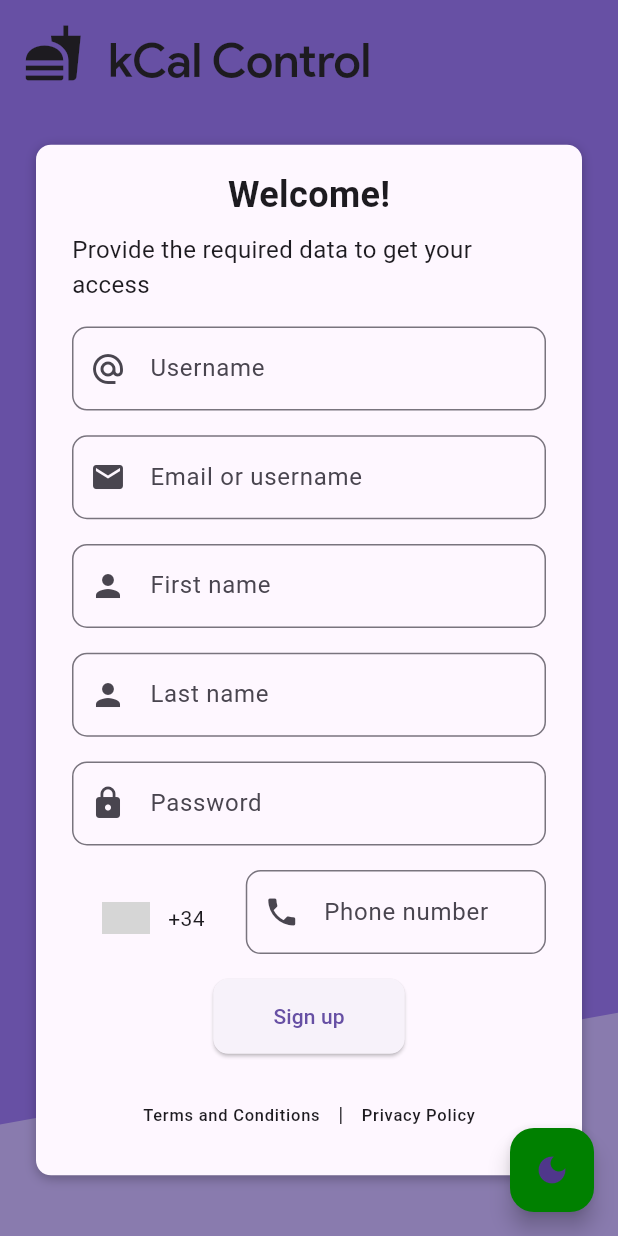
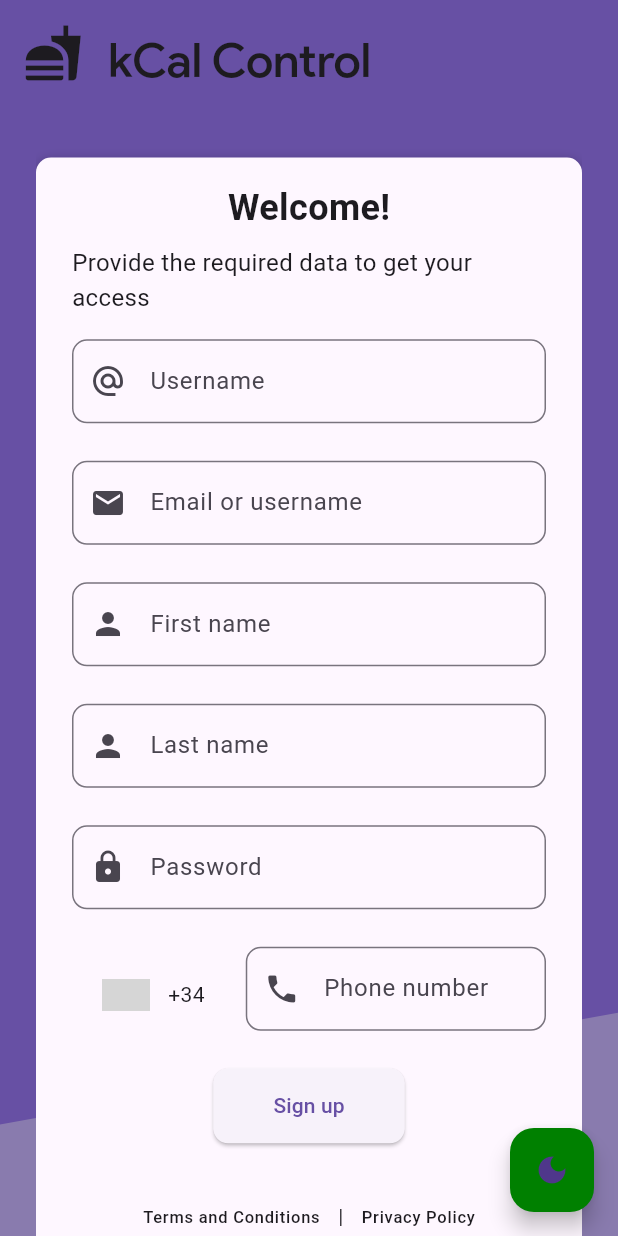
Before and after one commit to pablichoka/k_front, a Flutter app: the SignUpPage screen opened by its route, on a phone screen of 412 x 824 dp. Run offline on Flutter 3.47's test engine with Material 3 defaults, Android fonts, the phone set to English and light mode, and no system bars; drawn by our look-alikes of intl_phone_number_input; our stand-ins replace flutter_secure_storage, infinite_carousel, sidebarx; missing offline and left inert: material_theme_builder; accounts and stored records are empty; grey boxes are pictures that could not be loaded.

Commit message:
Improve signup
- Adjusted signup form
- Minor code optimizations
- Refactor some code

```diff
--- a/lib/pages/desktop/index_page.dart
+++ b/lib/pages/desktop/index_page.dart
@@ -2,7 +2,7 @@ import 'package:flutter/material.dart';
 import 'package:k_front/pages/desktop/login_form.dart';
 
 import '../mobile/login_form.dart';
-import 'signup.dart';
+import 'signup_form.dart';
 import '../../themes/theme_data.dart';
 import '../../utils/device_checker.dart';
 import '../../widgets/common/app_bar.dart';
--- a/lib/pages/desktop/login_form.dart
+++ b/lib/pages/desktop/login_form.dart
@@ -2,11 +2,10 @@ import 'package:flutter/material.dart';
 import 'package:flutter/services.dart';
 import 'package:k_front/controller/api_auth_controller.dart';
 import 'package:k_front/controller/impl/api_auth_controller_impl.dart';
-import 'package:k_front/forms/signup.dart';
 
 import '../../models/logged_user.dart';
-import '../../pages/dashboard.dart';
 import '../../themes/theme_data.dart';
+import '../../routes/dashboard.dart';
 
 class LoginForm extends StatefulWidget {
   const LoginForm({super.key});
--- a/lib/pages/desktop/signup_form.dart
+++ b/lib/pages/desktop/signup_form.dart
@@ -9,6 +9,7 @@ import '../../utils/phone_validator.dart';
 import '../../themes/theme_data.dart';
 import '../../widgets/common/app_bar.dart';
 import '../../widgets/desktop/background_index.dart';
+import '../../widgets/phone_selector.dart';
 
 class SignUpPage extends StatefulWidget {
   const SignUpPage({super.key});
@@ -115,14 +116,14 @@ class SignUpPageState extends State<SignUpPage> {
         Center(
           child: Container(
             padding: const EdgeInsets.symmetric(horizontal: 24.0),
-            width: MediaQuery.of(context).size.width,
-            height: MediaQuery.of(context).size.height,
+            width: 500,
             child: SingleChildScrollView(
               child: Flex(
                 mainAxisAlignment: MainAxisAlignment.center,
+                crossAxisAlignment: CrossAxisAlignment.start,
                 direction: Axis.vertical,
                 children: <Widget>[
-                  SizedBox(height: MediaQuery.of(context).size.height * 0.02),
+                  const SizedBox(height: 25),
                   Container(
                     padding: const EdgeInsets.symmetric(horizontal: 24.0),
                     decoration: kContainerDecoration.copyWith(
@@ -132,135 +133,13 @@ class SignUpPageState extends State<SignUpPage> {
                       key: _formKey,
                       child: Column(
                         children: <Widget>[
-                          SizedBox(
-                              height:
-                                  MediaQuery.of(context).size.height * 0.02),
-                          const Text(
-                            'Welcome!',
-                            style: TextStyle(
-                              fontSize: 24,
-                              fontWeight: FontWeight.bold,
-                            ),
-                          ),
-                          SizedBox(
-                              height:
-                                  MediaQuery.of(context).size.height * 0.01),
-                          const Text(
-                            'Provide the required data to get your access',
-                            style: TextStyle(fontSize: 16),
-                          ),
-                          SizedBox(
-                              height:
-                                  MediaQuery.of(context).size.height * 0.02),
-                          buildTextField(
-                            hintText: 'Username',
-                            icon: Icons.alternate_email,
-                            field: 'username',
-                          ),
-                          SizedBox(
-                              height:
-                                  MediaQuery.of(context).size.height * 0.02),
-                          buildTextField(
-                            hintText: 'Email or username',
-                            icon: Icons.email,
-                            field: 'email',
-                          ),
-                          SizedBox(
-                              height:
-                                  MediaQuery.of(context).size.height * 0.02),
-                          buildTextField(
-                              hintText: 'First name',
-                              icon: Icons.person,
-                              field: 'firstName'),
-                          SizedBox(
-                              height:
-                                  MediaQuery.of(context).size.height * 0.02),
-                          buildTextField(
-                              hintText: 'Last name',
-                              icon: Icons.person,
-                              field: 'lastName'),
-                          SizedBox(
-                              height:
-                                  MediaQuery.of(context).size.height * 0.02),
-                          buildTextField(
-                            hintText: 'Password',
-                            icon: Icons.lock,
-                            obscureText: true,
-                            field: 'password',
-                          ),
-                          SizedBox(
-                              height:
-                                  MediaQuery.of(context).size.height * 0.02),
-                          InternationalPhoneNumberInput(
-                            onInputChanged: (PhoneNumber number) {
-                              _number = number;
-                            },
-                            validator: (value) {
-                              if (validatePhoneNumber(
-                                  phoneNumber: value!,
-                                  isoCode: _number.isoCode!)) {
-                                return null;
-                              } else {
-                                return 'Enter a valid phone number';
-                              }
-                            },
-                            selectorConfig: const SelectorConfig(
-                              selectorType: PhoneInputSelectorType.BOTTOM_SHEET,
-                              useBottomSheetSafeArea: true,
-                              showFlags: true,
-                              trailingSpace: true,
-                            ),
-                            ignoreBlank: true,
-                            inputDecoration: InputDecoration(
-                              labelText: 'Phone number',
-                              prefixIcon: const Icon(Icons.phone),
-                              border: OutlineInputBorder(
-                                borderRadius: BorderRadius.circular(10.0),
-                              ),
-                            ),
-                            autoValidateMode:
-                                AutovalidateMode.onUserInteraction,
-                            selectorTextStyle: TextStyle(
-                                color: Theme.of(context)
-                                    .textTheme
-                                    .displaySmall
-                                    ?.color),
-                            initialValue: _number,
-                            textFieldController: _phoneController,
-                            formatInput: false,
-                            keyboardType: const TextInputType.numberWithOptions(
-                                signed: true, decimal: false),
-                            inputBorder: const OutlineInputBorder(),
-                            onSaved: (PhoneNumber number) {
-                              newUser.mobile = number.phoneNumber!;
-                            },
-                          ),
-                          SizedBox(
-                              height:
-                                  MediaQuery.of(context).size.height * 0.02),
+                          formBody(), //form fields
                           ElevatedButton(
                             onPressed: () async {
                               await _signup()
-                                  ? Navigator.pushReplacement(
+                                  ? Navigator.popAndPushNamed(
                                       _navigationContext!,
-                                      PageRouteBuilder(
-                                        pageBuilder:
-                                            (context, animation1, animation2) =>
-                                                const WebIndex(),
-                                        transitionDuration:
-                                            const Duration(milliseconds: 200),
-                                        transitionsBuilder: (context, animation,
-                                            animation2, child) {
-                                          final offsetAnimation = Tween<Offset>(
-                                            begin: const Offset(1.0, 0.0),
-                                            end: Offset.zero,
-                                          ).animate(animation);
-                                          return SlideTransition(
-                                            position: offsetAnimation,
-                                            child: child,
-                                          );
-                                        },
-                                      ),
+                                      '/',
                                     )
                                   : null;
                             },
@@ -273,9 +152,7 @@ class SignUpPageState extends State<SignUpPage> {
                             ),
                             child: const Text('Sign up'),
                           ),
-                          SizedBox(
-                              height:
-                                  MediaQuery.of(context).size.height * 0.02),
+                          const SizedBox(height: 25),
                           Row(
                             mainAxisAlignment: MainAxisAlignment.center,
                             children: <Widget>[
@@ -296,13 +173,12 @@ class SignUpPageState extends State<SignUpPage> {
                               ),
                             ],
                           ),
-                          SizedBox(
-                              height:
-                                  MediaQuery.of(context).size.height * 0.02),
+                          const SizedBox(height: 25),
                         ],
                       ),
                     ),
                   ),
+                  SizedBox(height: MediaQuery.of(context).size.height * 0.12),
                 ],
               ),
             ),
@@ -313,4 +189,53 @@ class SignUpPageState extends State<SignUpPage> {
       floatingActionButtonLocation: FloatingActionButtonLocation.endFloat,
     );
   }
+
+  Column formBody() {
+    return Column(
+      children: [
+        SizedBox(height: MediaQuery.of(context).size.height * 0.02),
+        const Text(
+          'Welcome!',
+          style: TextStyle(
+            fontSize: 24,
+            fontWeight: FontWeight.bold,
+          ),
+        ),
+        SizedBox(height: MediaQuery.of(context).size.height * 0.01),
+        const Text(
+          'Provide the required data to get your access',
+          style: TextStyle(fontSize: 16),
+        ),
+        SizedBox(height: MediaQuery.of(context).size.height * 0.02),
+        buildTextField(
+          hintText: 'Username',
+          icon: Icons.alternate_email,
+          field: 'username',
+        ),
+        const SizedBox(height: 25),
+        buildTextField(
+          hintText: 'Email or username',
+          icon: Icons.email,
+          field: 'email',
+        ),
+        const SizedBox(height: 25),
+        buildTextField(
+            hintText: 'First name', icon: Icons.person, field: 'firstName'),
+        const SizedBox(height: 25),
+        buildTextField(
+            hintText: 'Last name', icon: Icons.person, field: 'lastName'),
+        const SizedBox(height: 25),
+        buildTextField(
+          hintText: 'Password',
+          icon: Icons.lock,
+          obscureText: true,
+          field: 'password',
+        ),
+        const SizedBox(height: 25),
+        internationalPhoneNumberInput(
+            _number, context, _phoneController, newUser),
+        const SizedBox(height: 25),
+      ],
+    );
+  }
 }
--- a/lib/pages/mobile/index_page.dart
+++ b/lib/pages/mobile/index_page.dart
@@ -1,7 +1,7 @@
 import 'package:flutter/material.dart';
 
 import 'login_form.dart';
-import '../desktop/signup.dart';
+import '../desktop/signup_form.dart';
 import '../../widgets/desktop/background_index.dart';
 import '../../widgets/mobile/carrousel_index.dart';
 
--- a/lib/pages/mobile/login_form.dart
+++ b/lib/pages/mobile/login_form.dart
@@ -2,10 +2,10 @@ import 'package:flutter/material.dart';
 import 'package:flutter/services.dart';
 import 'package:k_front/controller/impl/api_auth_controller_impl.dart';
 import 'package:k_front/controller/api_auth_controller.dart';
-import 'package:k_front/forms/signup.dart';
+import 'package:k_front/pages/desktop/signup_form.dart';
 
 import '../../models/logged_user.dart';
-import '../../pages/dashboard.dart';
+import '../../routes/dashboard.dart';
 import '../../themes/theme_data.dart';
 import '../../widgets/common/app_bar.dart';
 import '../../widgets/desktop/background_index.dart';
--- a/lib/routes/index.dart
+++ b/lib/routes/index.dart
@@ -1,9 +1,10 @@
 import 'package:flutter/material.dart';
-import 'package:k_front/pages/desktop/index.dart';
+import 'package:k_front/pages/desktop/index_page.dart';
 
 import '../controller/impl/api_user_controller_impl.dart';
 import '../controller/api_user_controller.dart';
-import 'mobile/index.dart';
+import '../pages/mobile/index_page.dart';
+import '../utils/device_checker.dart';
 
 class WebIndex extends StatefulWidget {
   const WebIndex({super.key});
@@ -39,8 +40,10 @@ class _WebIndexState extends State<WebIndex> {
 
   @override
   Widget build(BuildContext context) {
-    return MediaQuery.of(context).size.width > 600
+    return isDesktop(context)
         ? desktopIndex(context)
-        : mobileIndex(context);
+        : isTablet(context)
+            ? desktopIndex(context)
+            : mobileIndex(context);
   }
 }
--- a/lib/utils/device_checker.dart
+++ b/lib/utils/device_checker.dart
@@ -17,7 +17,6 @@ bool isDesktop(BuildContext context) {
 bool isTablet(BuildContext context) {
   final MediaQueryData mediaQuery = MediaQuery.of(context);
   final double deviceWidthDp = mediaQuery.size.width / mediaQuery.devicePixelRatio;
-print(deviceWidthDp);
   if (deviceWidthDp >= _tabletBreakpoint && deviceWidthDp < _desktopBreakpoint) {
     return true;
   } else {
--- a/lib/widgets/phone_selector.dart
+++ b/lib/widgets/phone_selector.dart
@@ -0,0 +1,46 @@
+import 'package:flutter/material.dart';
+import 'package:intl_phone_number_input/intl_phone_number_input.dart';
+
+import '../utils/phone_validator.dart';
+
+InternationalPhoneNumberInput internationalPhoneNumberInput(
+    PhoneNumber number, BuildContext context, TextEditingController phoneController, newUser) {
+  return InternationalPhoneNumberInput(
+    onInputChanged: (PhoneNumber number) {
+      number = number;
+    },
+    validator: (value) {
+      if (validatePhoneNumber(phoneNumber: value!, isoCode: number.isoCode!)) {
+        return null;
+      } else {
+        return 'Enter a valid phone number';
+      }
+    },
+    selectorConfig: const SelectorConfig(
+      selectorType: PhoneInputSelectorType.BOTTOM_SHEET,
+      useBottomSheetSafeArea: true,
+      showFlags: true,
+      trailingSpace: true,
+    ),
+    ignoreBlank: true,
+    inputDecoration: InputDecoration(
+      labelText: 'Phone number',
+      prefixIcon: const Icon(Icons.phone),
+      border: OutlineInputBorder(
+        borderRadius: BorderRadius.circular(10.0),
+      ),
+    ),
+    autoValidateMode: AutovalidateMode.onUserInteraction,
+    selectorTextStyle:
+        TextStyle(color: Theme.of(context).textTheme.displaySmall?.color),
+    initialValue: number,
+    textFieldController: phoneController,
+    formatInput: false,
+    keyboardType:
+        const TextInputType.numberWithOptions(signed: true, decimal: false),
+    inputBorder: const OutlineInputBorder(),
+    onSaved: (PhoneNumber number) {
+      newUser.mobile = number.phoneNumber!;
+    },
+  );
+}
```
Also changed, not shown: lib/routes/dashboard.dart (+4 -4 lines).
